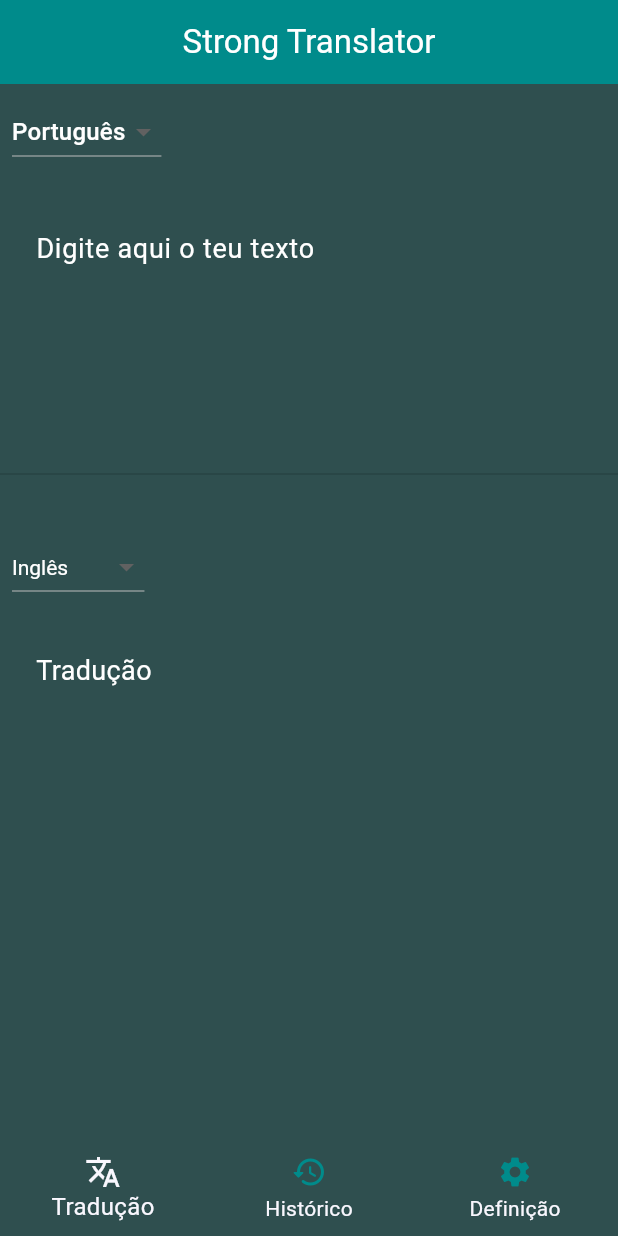
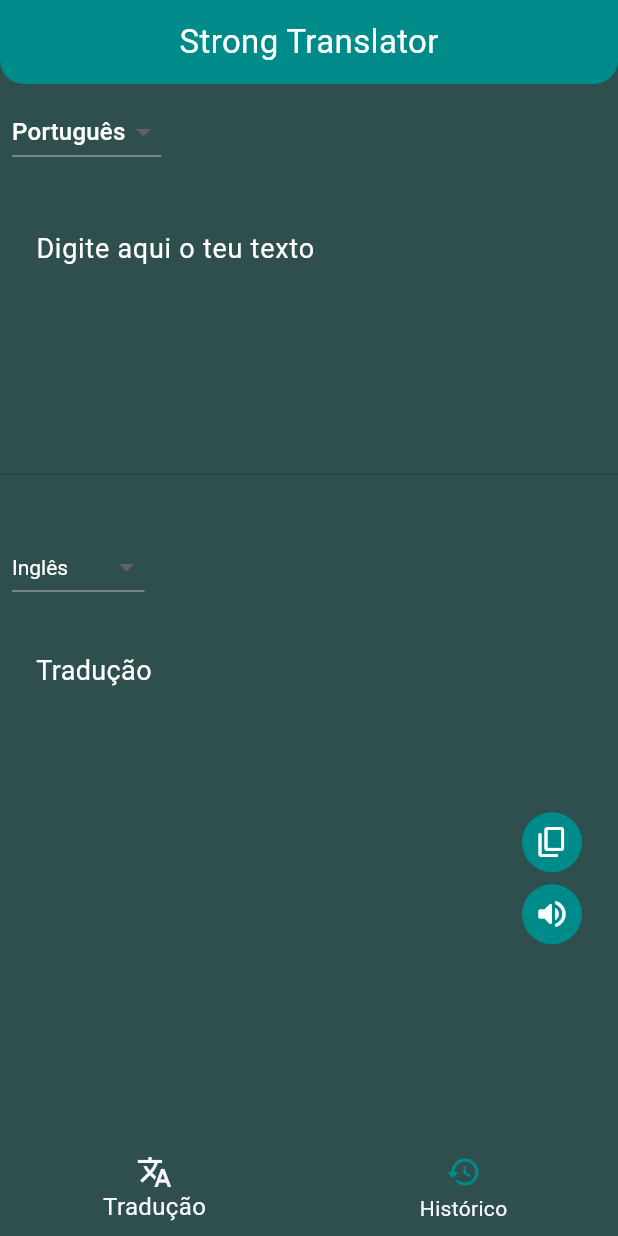
Before and after one commit to leopoldokiala/Strong-Translator, a Flutter app: the screen it shows after launch, on a phone screen of 412 x 824 dp. Run offline on Flutter 3.47's test engine with Material 3 defaults, Android fonts, the phone set to English and light mode, and no system bars; our stand-ins replace sqflite; missing offline and left inert: google_mlkit_translation, text_to_speech; accounts and stored records are empty.

Commit message:
Conversão de texto em fala

```diff
--- a/analysis_options.yaml
+++ b/analysis_options.yaml
@@ -7,6 +7,9 @@
 
 # The following line activates a set of recommended lints for Flutter apps,
 # packages, and plugins designed to encourage good coding practices.
+analyzer:
+  errors:
+    use_build_context_synchronously:
 include: package:flutter_lints/flutter.yaml
 
 linter:
--- a/lib/helpers/languages_helper.dart
+++ b/lib/helpers/languages_helper.dart
@@ -18,4 +18,16 @@ class LanguagesHelper extends ChangeNotifier {
     for (var entry in supportedLanguages.entries)
       entry.value.bcpCode: entry.key,
   };
+
+  // Mapa para o TextToSpeech
+  final Map<String, String> ttsLanguageCodes = {
+    "Português": "pt-PT", // ou "pt-BR" se preferir sotaque brasileiro
+    "Inglês": "en-US",
+    "Francês": "fr-FR",
+    "Espanhol": "es-ES",
+    "Alemão": "de-DE",
+    "Italiano": "it-IT",
+    "Chinesa": "zh-CN",
+    "Japonesa": "ja-JP",
+  };
 }
--- a/lib/main.dart
+++ b/lib/main.dart
@@ -1,5 +1,7 @@
 import 'package:flutter/material.dart';
 import 'package:strong_translate/screens/base_screen.dart';
+import 'package:strong_translate/screens/historic/historic_screen.dart';
+import 'package:strong_translate/screens/traduction/traduction_screen.dart';
 
 void main() {
   runApp(const MyApp());
@@ -8,44 +10,25 @@ void main() {
 class MyApp extends StatelessWidget {
   const MyApp({super.key});
 
-  // This widget is the root of your application.
   @override
   Widget build(BuildContext context) {
     return MaterialApp(
       title: 'Flutter Demo',
       theme: ThemeData(
-        primaryColor: Color(0xff2F4F4F),
-        iconTheme: IconThemeData(color: Color(0xff008B8B)),
-        unselectedWidgetColor: Color(0xfff9f7fe),
+        primaryColor: const Color(0xff2F4F4F),
+        iconTheme: const IconThemeData(color: Color(0xff008B8B)),
+        unselectedWidgetColor: const Color(0xfff9f7fe),
       ),
       debugShowCheckedModeBanner: false,
       home: BaseScreen(),
       onGenerateRoute: (settings) {
         switch (settings.name) {
           case '/traduction':
-            return MaterialPageRoute(
-              builder: (context) {
-                return BaseScreen();
-              },
-            );
+            return MaterialPageRoute(builder: (_) => TraductionScreen());
           case '/historical':
-            return MaterialPageRoute(
-              builder: (context) {
-                return BaseScreen();
-              },
-            );
-          case '/definition':
-            return MaterialPageRoute(
-              builder: (context) {
-                return BaseScreen();
-              },
-            );
+            return MaterialPageRoute(builder: (_) => HistoricScreen());
           default:
-            return MaterialPageRoute(
-              builder: (context) {
-                return BaseScreen();
-              },
-            );
+            return MaterialPageRoute(builder: (_) => BaseScreen());
         }
       },
     );
--- a/lib/screens/base_screen.dart
+++ b/lib/screens/base_screen.dart
@@ -1,5 +1,4 @@
 import 'package:flutter/material.dart';
-
 import 'package:provider/provider.dart';
 import 'package:strong_translate/helpers/languages_helper.dart';
 import 'package:strong_translate/models/page_manager.dart';
@@ -8,6 +7,7 @@ import 'package:strong_translate/screens/traduction/traduction_screen.dart';
 import 'package:strong_translate/services/i_services.dart';
 import 'package:strong_translate/services/offline_translator_service.dart';
 import 'package:strong_translate/services/translation_data_base_service.dart';
+import 'package:strong_translate/widgets/my_app_bar.dart';
 
 class BaseScreen extends StatelessWidget {
   BaseScreen({super.key});
@@ -36,23 +36,14 @@ class BaseScreen extends StatelessWidget {
           lazy: true,
         ),
       ],
-      child: Consumer3<PageManager, OfflineTranslatorService, LanguagesHelper>(
-        builder: (
-          context,
-          pageManager,
-          translatorService,
-          supportedLanguages,
-          child,
-        ) {
+      child: Consumer<PageManager>(
+        builder: (context, pageManager, child) {
           return Scaffold(
+            resizeToAvoidBottomInset: false,
             backgroundColor: Color(0xff2F4F4F),
-            appBar: AppBar(
-              backgroundColor: Color(0xff008B8B),
-              title: Text(
-                'Strong Translator',
-                style: TextStyle(color: Colors.white),
-              ),
-              centerTitle: true,
+            appBar: myAppBar(
+              title: 'Strong Translator',
+              color: Color(0xff008B8B),
             ),
             body: PageView(
               controller: _pageController,
@@ -93,10 +84,6 @@ class BaseScreen extends StatelessWidget {
                   icon: Icon(Icons.history_rounded),
                   label: 'Histórico',
                 ),
-                BottomNavigationBarItem(
-                  icon: Icon(Icons.settings),
-                  label: 'Definição',
-                ),
               ],
             ),
           );
--- a/lib/screens/historic/historic_screen.dart
+++ b/lib/screens/historic/historic_screen.dart
@@ -56,7 +56,9 @@ class HistoricScreen extends StatelessWidget {
                             ),
                             title: Text(
                               translation.sourceText,
+                              overflow: TextOverflow.ellipsis,
                               style: TextStyle(
+                                fontWeight: FontWeight.bold,
                                 color: Theme.of(context).unselectedWidgetColor,
                               ),
                             ),
--- a/lib/screens/traduction/traduction_screen.dart
+++ b/lib/screens/traduction/traduction_screen.dart
@@ -4,7 +4,7 @@ import 'package:provider/provider.dart';
 import 'package:strong_translate/models/page_manager.dart';
 import 'package:strong_translate/helpers/languages_helper.dart';
 import 'package:strong_translate/models/translation.dart';
-import 'package:strong_translate/screens/traduction/my_button.dart';
+import 'package:strong_translate/widgets/my_button.dart';
 import 'package:strong_translate/services/i_services.dart';
 import 'package:strong_translate/services/offline_translator_service.dart';
 import 'package:strong_translate/services/translation_data_base_service.dart';
@@ -118,9 +118,30 @@ class TraductionScreen extends StatelessWidget {
                             },
                           ),
                           SizedBox(height: 6.0),
-                          myButton(Icons.mic_none_rounded, onTap: () {}),
+
                           SizedBox(height: 6.0),
-                          myButton(Icons.volume_up_rounded, onTap: () {}),
+                          myButton(
+                            Icons.volume_up_rounded,
+                            onTap: () {
+                              final text = pageManager.controller.text;
+                              final langName =
+                                  supportedLanguages
+                                      .codeToName[translatorService
+                                      .sourceLang
+                                      .bcpCode] ??
+                                  'Português';
+                              final langCode =
+                                  supportedLanguages
+                                      .ttsLanguageCodes[langName] ??
+                                  'Português';
+                              if (text.isNotEmpty) {
+                                context.read<IServices>().speakText(
+                                  languageCode: langCode,
+                                  text: text,
+                                );
+                              }
+                            },
+                          ),
                         ],
                       ),
                     ),
@@ -197,6 +218,11 @@ class TraductionScreen extends StatelessWidget {
                     borderRadius: BorderRadius.all(Radius.circular(16.0)),
                   ),
                   padding: const EdgeInsets.all(16.0),
+                  child: Stack(
+                    children: [
+                      // Texto / loading
+                      Padding(
+                        padding: const EdgeInsets.only(right: 80.0),
                         child:
                             translatorService.isTranslating
                                 ? Center(
@@ -204,7 +230,8 @@ class TraductionScreen extends StatelessWidget {
                                     color: Theme.of(context).primaryColor,
                                   ),
                                 )
-                          : Text(
+                                : SingleChildScrollView(
+                                  child: Text(
                                     translatorService.translatedText.isEmpty
                                         ? 'Tradução'
                                         : translatorService.translatedText,
@@ -215,6 +242,25 @@ class TraductionScreen extends StatelessWidget {
                                   ),
                                 ),
                       ),
+
+                      // Botões fixos à direita
+                      Positioned(
+                        right: 0,
+                        top: 16,
+                        bottom: 16,
+                        child: Column(
+                          mainAxisAlignment: MainAxisAlignment.center,
+                          children: [
+                            myButton(Icons.copy_rounded, onTap: () {}),
+                            const SizedBox(height: 8.0),
+                            myButton(Icons.volume_up_rounded, onTap: () {}),
+                          ],
+                        ),
+                      ),
+                    ],
+                  ),
+                ),
+              ),
             ),
           ],
         );
--- a/lib/services/translation_data_base_service.dart
+++ b/lib/services/translation_data_base_service.dart
@@ -48,7 +48,7 @@ class TranslationDataBase extends ChangeNotifier {
       translationTable,
       translation.toMap(),
     );
-    notifyListeners(); // <- aqui sim faz sentido
+    notifyListeners();
     return translation.copyWith(id: insertedId);
   }
 
--- /dev/null
+++ b/lib/widgets/my_app_bar.dart
@@ -0,0 +1,23 @@
+import 'package:flutter/material.dart';
+
+PreferredSize myAppBar({String? title, Color? color}) {
+  return PreferredSize(
+    preferredSize: Size.fromHeight(kToolbarHeight),
+    child: SafeArea(
+      child: Container(
+        height: 100.0,
+        width: double.infinity,
+        decoration: BoxDecoration(
+          color: color,
+          borderRadius: BorderRadius.vertical(bottom: Radius.circular(16.0)),
+        ),
+        child: Center(
+          child: Text(
+            title ?? '',
+            style: TextStyle(color: Colors.white, fontSize: 22.0),
+          ),
+        ),
+      ),
+    ),
+  );
+}
--- a/pubspec.yaml
+++ b/pubspec.yaml
@@ -38,6 +38,8 @@ dependencies:
   google_mlkit_translation: ^0.13.0
   sqflite: ^2.4.2
   path: ^1.9.1
+  text_to_speech: ^0.2.3
+  speech_to_text: ^7.3.0
 
 
 dev_dependencies:
```
Also changed, not shown: lib/services/i_services.dart (+10 -3 lines), lib/widgets/my_button.dart (renamed from lib/screens/traduction/my_button.dart), pubspec.lock, 5 other files. Lines whose indentation alone changed are shown as unchanged.
